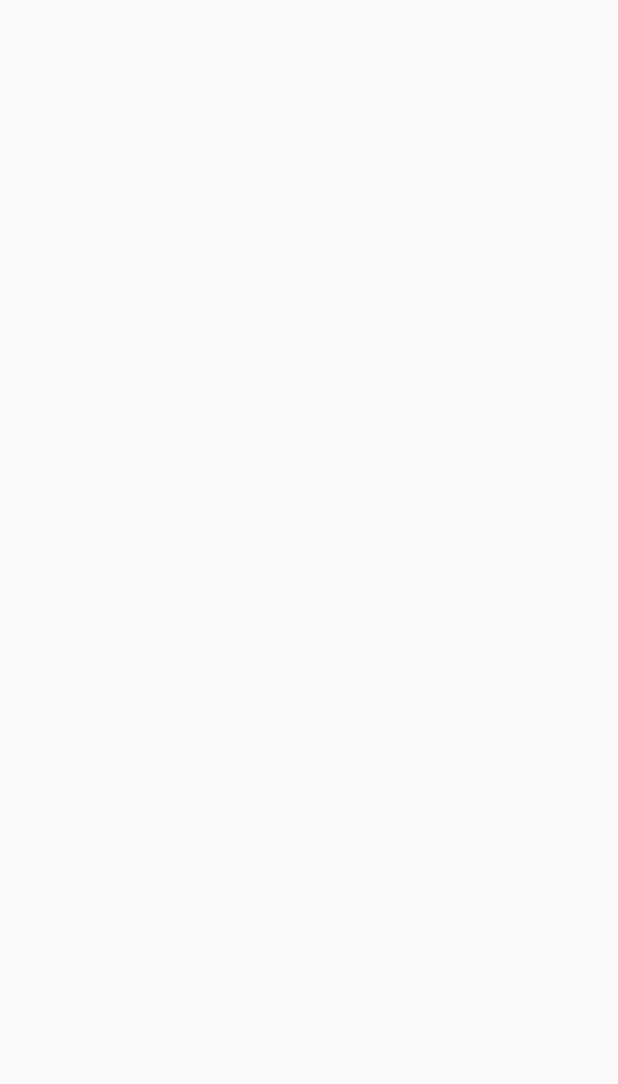
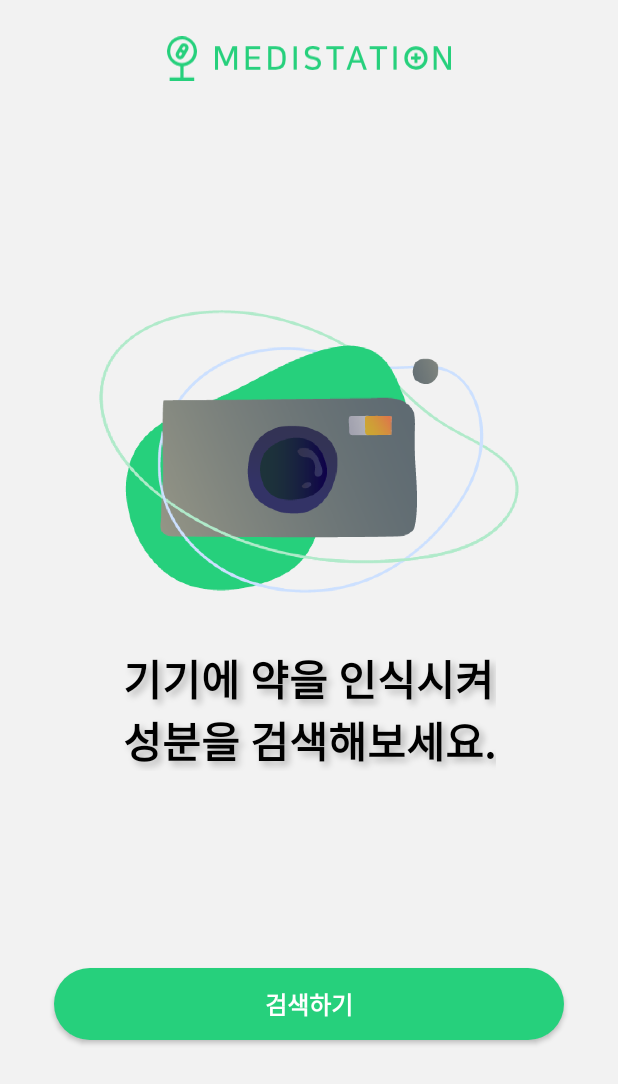
Before and after one commit to MinSeungHyun/MediStation, an Android app: the MainActivity screen opened directly, with no data from a screen before it, on a phone screen of 412 x 824 dp. Before the commit the part shown is empty. Shown: the top 1084 px of the screen. Run offline under Robolectric (Android 15) with nearby library versions, the phone set to English and light mode, and no system bars.

Commit message:
MainActivity 레이아웃 생성

```diff
--- a/app/src/main/AndroidManifest.xml
+++ b/app/src/main/AndroidManifest.xml
@@ -29,7 +29,10 @@
             android:name=".view.register.RegisterActivity"
             android:theme="@style/RegisterActivityTheme"
             android:windowSoftInputMode="adjustNothing" />
-        <activity android:name=".view.main.MainActivity" />
+
+        <activity
+            android:name=".view.main.MainActivity"
+            android:theme="@style/MainActivityTheme" />
     </application>
 
 </manifest>
--- a/app/src/main/res/layout/activity_main.xml
+++ b/app/src/main/res/layout/activity_main.xml
@@ -1,7 +1,61 @@
 <?xml version="1.0" encoding="utf-8"?>
-<LinearLayout xmlns:android="http://schemas.android.com/apk/res/android"
+<androidx.constraintlayout.widget.ConstraintLayout xmlns:android="http://schemas.android.com/apk/res/android"
+    xmlns:app="http://schemas.android.com/apk/res-auto"
+    xmlns:tools="http://schemas.android.com/tools"
     android:layout_width="match_parent"
     android:layout_height="match_parent"
-    android:orientation="vertical">
+    android:background="@color/colorGrayBackground">
 
-</LinearLayout>
+    <include
+        layout="@layout/logo_title"
+        android:layout_width="wrap_content"
+        android:layout_height="wrap_content"
+        android:layout_marginTop="24dp"
+        app:layout_constraintEnd_toEndOf="parent"
+        app:layout_constraintStart_toStartOf="parent"
+        app:layout_constraintTop_toTopOf="parent" />
+
+    <ImageView
+        android:id="@+id/cameraImage"
+        android:layout_width="280dp"
+        android:layout_height="wrap_content"
+        android:adjustViewBounds="true"
+        android:src="@drawable/camera_illustration"
+        app:layout_constraintBottom_toTopOf="@id/takePictureTextView"
+        app:layout_constraintEnd_toEndOf="parent"
+        app:layout_constraintStart_toStartOf="parent"
+        app:layout_constraintTop_toTopOf="parent"
+        app:layout_constraintVertical_bias="0.4"
+        app:layout_constraintVertical_chainStyle="packed"
+        tools:ignore="ContentDescription" />
+
+    <TextView
+        android:id="@+id/takePictureTextView"
+        style="@style/PrimaryTitleTextStyle"
+        android:layout_width="wrap_content"
+        android:layout_height="wrap_content"
+        android:layout_marginStart="36dp"
+        android:layout_marginTop="36dp"
+        android:layout_marginEnd="36dp"
+        android:text="@string/take_picture_to_search"
+        android:textSize="28sp"
+        app:layout_constraintBottom_toBottomOf="parent"
+        app:layout_constraintEnd_toEndOf="parent"
+        app:layout_constraintStart_toStartOf="parent"
+        app:layout_constraintTop_toBottomOf="@id/cameraImage" />
+
+    <Button
+        style="@style/PrimaryButtonStyle"
+        android:layout_width="match_parent"
+        android:layout_height="wrap_content"
+        android:layout_marginStart="36dp"
+        android:layout_marginEnd="36dp"
+        android:backgroundTint="@color/colorPrimary"
+        android:text="@string/search"
+        android:textColor="@android:color/white"
+        android:textSize="16sp"
+        app:layout_constraintBottom_toBottomOf="parent"
+        app:layout_constraintEnd_toEndOf="parent"
+        app:layout_constraintStart_toStartOf="parent"
+        app:layout_constraintTop_toBottomOf="@id/takePictureTextView" />
+</androidx.constraintlayout.widget.ConstraintLayout>
--- a/app/src/main/res/values/strings.xml
+++ b/app/src/main/res/values/strings.xml
@@ -27,4 +27,6 @@
     <string name="heart_medicine">심장약을 복용중이에요</string>
     <string name="registered">회원가입 되었습니다!</string>
     <string name="request_failed">실패했습니다. 잠시 후 다시 시도해 주세요.</string>
+    <string name="take_picture_to_search">기기에 약을 인식시켜\n성분을 검색해보세요.</string>
+    <string name="search">검색하기</string>
 </resources>
--- a/app/src/main/res/values/styles.xml
+++ b/app/src/main/res/values/styles.xml
@@ -18,6 +18,11 @@
         <item name="android:windowLightStatusBar">true</item>
         <item name="colorControlActivated">@color/colorPrimaryDark</item>
         <item name="colorControlHighlight">@color/colorPrimaryDark</item>
+    </style>
+
+    <style name="MainActivityTheme" parent="AppTheme">
+        <item name="colorPrimaryDark">@color/colorGrayBackground</item>
+        <item name="android:windowLightStatusBar">true</item>
     </style>
 
     <style name="TextButtonStyle">
```
Also changed, not shown: app/src/main/res/drawable-v24/camera_illustration.png (added).
